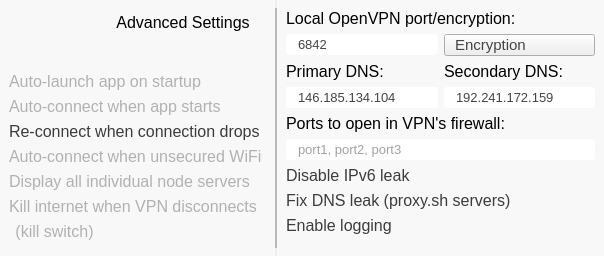
Before: the Qt Designer form src/safejumper/settingsscreen.ui in proxysh/Safejumper-for-Desktop, drawn with Qt 5.
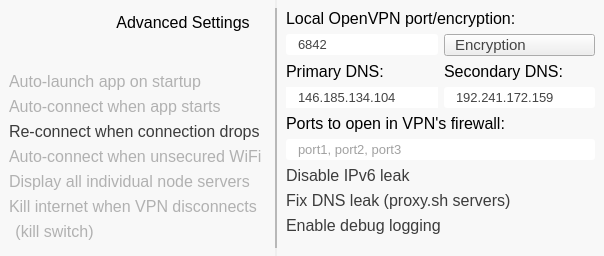
After: the same form once the commit is applied. Icons and pictures are not drawn.

Commit message: Change text for logging setting to "Enable debug logging"

```diff
--- a/src/safejumper/settingsscreen.ui
+++ b/src/safejumper/settingsscreen.ui
@@ -1122,7 +1122,7 @@
 </string>
         </property>
         <property name="text">
-         <string>Enable logging</string>
+         <string>Enable debug logging</string>
         </property>
         <property name="icon">
          <iconset resource="imgs.qrc">
```
